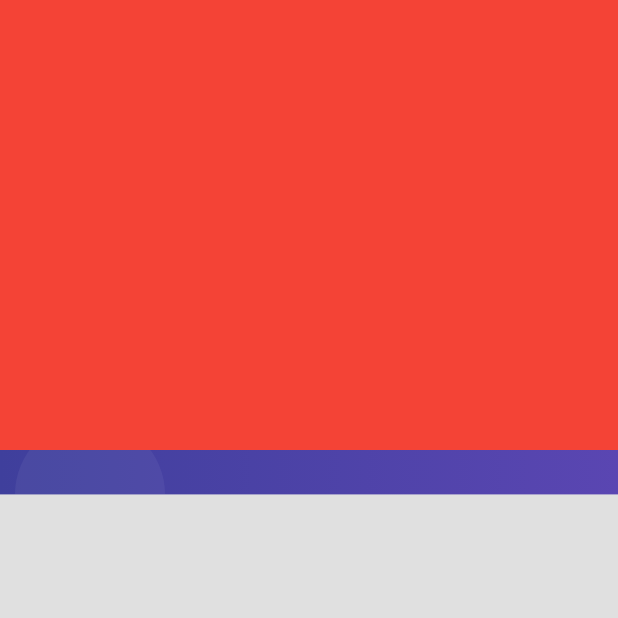
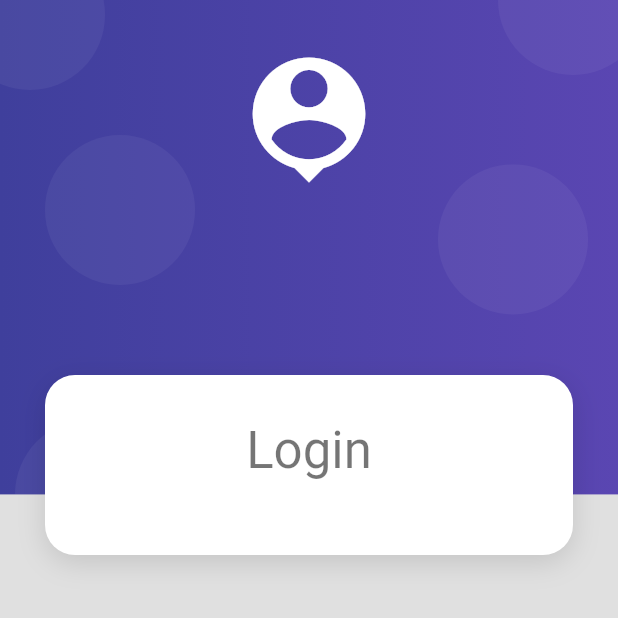
Before and after one commit to e-estrada/productos_app, a Flutter app: the screen it shows after launch, on a phone screen of 412 x 824 dp, the top half of it. Run offline on Flutter 3.47's test engine with Material 2 defaults, Android fonts, the phone set to English and light mode, and no system bars.

Commit message:
Contenedor blanco

```diff
--- a/lib/screens/login_screen.dart
+++ b/lib/screens/login_screen.dart
@@ -9,10 +9,24 @@ class LoginScreen extends StatelessWidget {
   Widget build(BuildContext context) {
     return Scaffold(
       body: AuthBackground(
-        child: Container(
-          width: double.infinity,
-          height: 300,
-          color: Colors.red,
+        child: SingleChildScrollView(
+          child: Column(
+            children: [
+              const SizedBox(height: 250 ),
+
+              CardContainer(
+                child: Column(
+                  children: [
+                    const SizedBox(height: 10),
+                    Text('Login', style: Theme.of(context).textTheme.headline4,),
+                    const SizedBox(height: 30),
+
+
+                  ],
+                ),
+              )
+            ],
+          )
         )
       ),
     );
--- /dev/null
+++ b/lib/widgets/card_container.dart
@@ -0,0 +1,26 @@
+import 'package:flutter/material.dart';
+
+class CardContainer extends StatelessWidget {
+  final Widget child;
+
+  const CardContainer({super.key, required this.child});
+  @override
+  Widget build(BuildContext context) {
+    return Padding(
+      padding: const EdgeInsets.symmetric(horizontal: 30),
+      child: Container(
+        width: double.infinity,
+        padding: const EdgeInsets.all(20),
+        decoration: _createCardShape(),
+        child: child,
+      ),
+    );
+  }
+
+  BoxDecoration _createCardShape() {
+    return BoxDecoration(
+        color: Colors.white,
+        borderRadius: BorderRadius.circular(20),
+        boxShadow: const [BoxShadow(color: Colors.black12, blurRadius: 15, offset: Offset(0, 5))]);
+  }
+}
--- a/lib/widgets/widgets.dart
+++ b/lib/widgets/widgets.dart
@@ -1 +1,3 @@
+
 export 'package:productos_app/widgets/auth_background.dart';
+export 'package:productos_app/widgets/card_container.dart';
```
